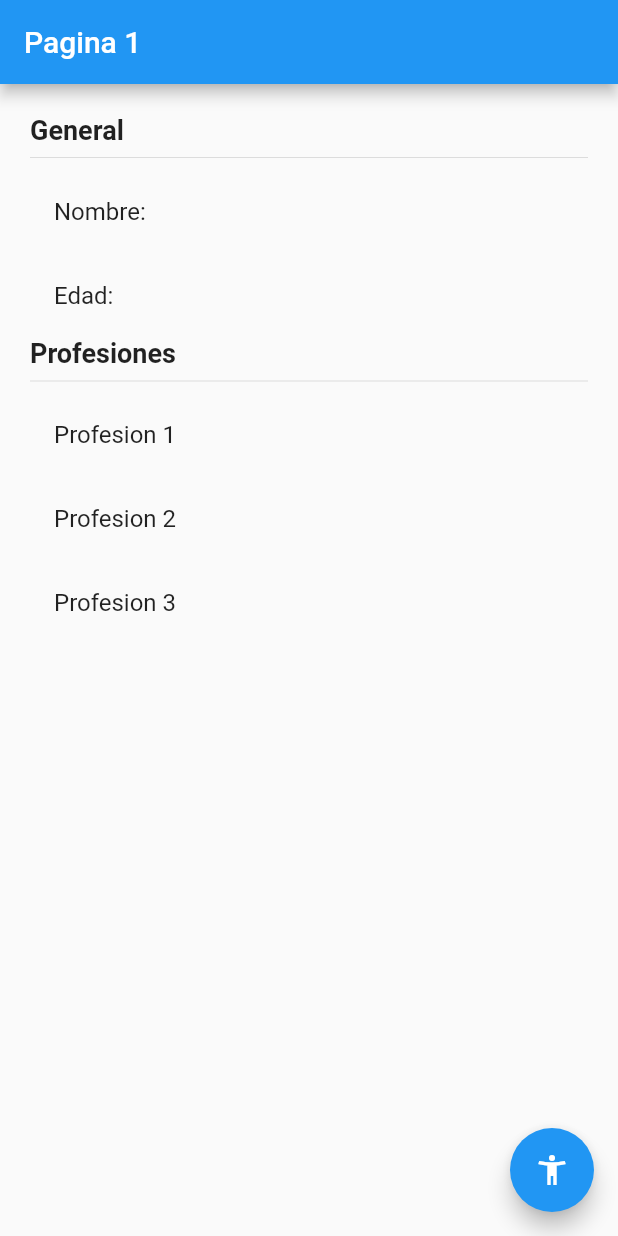
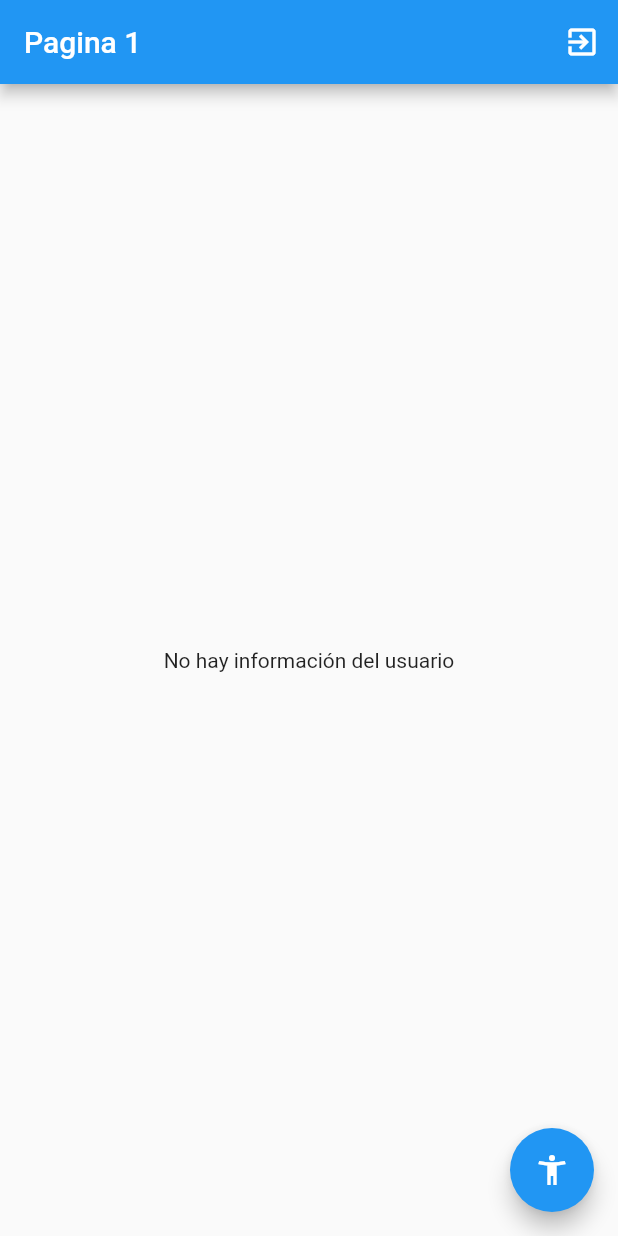
Before and after one commit to jhoanjimz/flutter-manejadores-estados, a Flutter app: the screen it shows after launch, on a phone screen of 412 x 824 dp. Run offline on Flutter 3.47's test engine with Material 2 defaults, Android fonts, the phone set to English and light mode, and no system bars; our stand-ins replace flutter_bloc.

Commit message:
rama Cubit terminada

```diff
--- /dev/null
+++ b/lib/bloc/usuario/usuario_cubit.dart
@@ -0,0 +1,36 @@
+import 'package:flutter/material.dart';
+import 'package:flutter_bloc/flutter_bloc.dart';
+import 'package:estados/models/usuario.dart';
+
+part 'usuario_state.dart';
+
+class UsuarioCubit extends Cubit<UsuarioState> {
+
+  UsuarioCubit() :  super(UsuarioInitial());
+
+  void seleccionarUsuario(Usuario user) {
+    emit(UsuarioActivo(user));
+  }
+  void cambiarEdad(int edad) {
+    final currentState = state;
+    if ( currentState is UsuarioActivo ) {
+      final newUser = currentState.usuario.copyWith(edad: edad);
+      emit(UsuarioActivo(newUser));
+    }
+  }
+  void agregarProfesion() {
+    final currentState = state;
+    if ( currentState is UsuarioActivo ) {
+      final newProfesiones = [
+        ...currentState.usuario.profesiones,
+        'Profesion ${currentState.usuario.profesiones.length + 1}'
+      ];
+      final newUser = currentState.usuario.copyWith(profesiones: newProfesiones);
+      emit(UsuarioActivo(newUser));
+    }
+  }
+  void borrarUsuario() {
+    emit(UsuarioInitial());
+  }
+
+}
--- /dev/null
+++ b/lib/bloc/usuario/usuario_state.dart
@@ -0,0 +1,16 @@
+
+part of 'usuario_cubit.dart';
+
+@immutable
+abstract class UsuarioState {}
+
+class UsuarioInitial extends UsuarioState {
+  final existeUsuario = false;
+}
+
+class UsuarioActivo extends UsuarioState {
+  final existeUsuario = true;
+  final Usuario usuario;
+
+  UsuarioActivo(this.usuario);
+}
--- a/lib/main.dart
+++ b/lib/main.dart
@@ -1,6 +1,9 @@
+import 'package:estados/bloc/usuario/usuario_cubit.dart';
+import 'package:flutter_bloc/flutter_bloc.dart';
+import 'package:flutter/material.dart';
+
 import 'package:estados/pages/pagina1_page.dart';
 import 'package:estados/pages/pagina2_page.dart';
-import 'package:flutter/material.dart';
 
 void main() => runApp(const MyApp());
 
@@ -9,7 +12,11 @@ class MyApp extends StatelessWidget {
 
   @override
   Widget build(BuildContext context) {
-    return MaterialApp(
+    return MultiBlocProvider(
+      providers: [
+        BlocProvider(create: (_) => UsuarioCubit())
+      ],
+      child: MaterialApp(
         debugShowCheckedModeBanner: false,
         title: 'Material App',
         initialRoute: 'pagina1',
@@ -17,6 +24,7 @@ class MyApp extends StatelessWidget {
           'pagina1': (_) => const Pagina1Page(),
           'pagina2': (_) => const Pagina2Page(),
         },
+      ),
     );
   }
 }
--- a/lib/models/usuario.dart
+++ b/lib/models/usuario.dart
@@ -2,9 +2,9 @@
 
 class Usuario {
 
-  String nombre;
-  int edad;
-  List<String> profesiones;
+  final String nombre;
+  final int edad;
+  final List<String> profesiones;
 
   Usuario({
     required this.edad,
@@ -12,4 +12,15 @@ class Usuario {
     required this.profesiones
   });
 
+  copyWith({
+    String? nombre,
+    int? edad,
+    List<String>? profesiones
+  }) => Usuario(
+    edad: edad ?? this.edad,
+    nombre: nombre ?? this.nombre,
+    profesiones: profesiones ?? this.profesiones
+  );
+
+
 }
--- a/lib/pages/pagina1_page.dart
+++ b/lib/pages/pagina1_page.dart
@@ -1,17 +1,26 @@
+// ignore_for_file: use_key_in_widget_constructors
+
+import 'package:estados/bloc/usuario/usuario_cubit.dart';
+import 'package:estados/models/usuario.dart';
 import 'package:flutter/material.dart';
-
+import 'package:flutter_bloc/flutter_bloc.dart';
 
 class Pagina1Page extends StatelessWidget {
   const Pagina1Page({super.key});
-
 
   @override
   Widget build(BuildContext context) {
     return Scaffold(
       appBar: AppBar(
         title: const Text('Pagina 1'),
+        actions: [
+          IconButton(
+            onPressed: () => context.read<UsuarioCubit>().borrarUsuario(),
+            icon: const Icon(Icons.exit_to_app)
+          )
+        ],
       ),
-      body: const InformacionUsuario(),
+      body: BodyScaffold(),
       floatingActionButton: FloatingActionButton(
         onPressed: () => Navigator.pushNamed(context, 'pagina2'),
         child: const Icon(Icons.accessibility_new),
@@ -20,8 +29,30 @@ class Pagina1Page extends StatelessWidget {
   }
 }
 
+class BodyScaffold extends StatelessWidget {
+
+  @override
+  Widget build(BuildContext context) {
+    return BlocBuilder<UsuarioCubit, UsuarioState>(
+      builder: (_, state) {
+        switch(state.runtimeType) {
+          case UsuarioInitial:
+            return const Center( child: Text('No hay información del usuario'));
+          case UsuarioActivo:
+            return InformacionUsuario((state as UsuarioActivo).usuario);
+          default:
+            return const Center( child: Text('Estado no reconocido'));
+        }
+      }
+    );
+  }
+}
+
 class InformacionUsuario extends StatelessWidget {
-  const InformacionUsuario({ super.key });
+
+  final Usuario usuario;
+
+  const InformacionUsuario(this.usuario, {super.key});
 
   @override
   Widget build(BuildContext context) {
@@ -29,20 +60,20 @@ class InformacionUsuario extends StatelessWidget {
       height: double.infinity,
       width: double.infinity,
       padding: const EdgeInsets.all(20.0),
-      child: const Column(
+      child: Column(
         crossAxisAlignment: CrossAxisAlignment.start,
         children: [
-          Text('General', style: TextStyle(fontSize: 18, fontWeight: FontWeight.bold)),
-          Divider(),
-          ListTile(title: Text('Nombre: ')),
-          ListTile(title: Text('Edad: ')),
+          const Text('General', style: TextStyle(fontSize: 18, fontWeight: FontWeight.bold)),
+          const Divider(),
+          ListTile(title: Text('Nombre: ${usuario.nombre}')),
+          ListTile(title: Text('Edad: ${usuario.edad}')),
 
 
-          Text('Profesiones', style: TextStyle(fontSize: 18, fontWeight: FontWeight.bold)),
-          Divider(),
-          ListTile(title: Text('Profesion 1')),
-          ListTile(title: Text('Profesion 2')),
-          ListTile(title: Text('Profesion 3')),
+          const Text('Profesiones', style: TextStyle(fontSize: 18, fontWeight: FontWeight.bold)),
+          const Divider(),
+          ...usuario.profesiones.map(
+            (profesion) => ListTile(title: Text(profesion))
+          ).toList()
         ],
       ),
     );
--- a/pubspec.yaml
+++ b/pubspec.yaml
@@ -35,6 +35,7 @@ dependencies:
   # The following adds the Cupertino Icons font to your application.
   # Use with the CupertinoIcons class for iOS style icons.
   cupertino_icons: ^1.0.2
+  flutter_bloc: ^8.1.3
 
 dev_dependencies:
   flutter_test:
```
Also changed, not shown: lib/pages/pagina2_page.dart (+14 -3 lines), pubspec.lock. Lines whose indentation alone changed are shown as unchanged.
